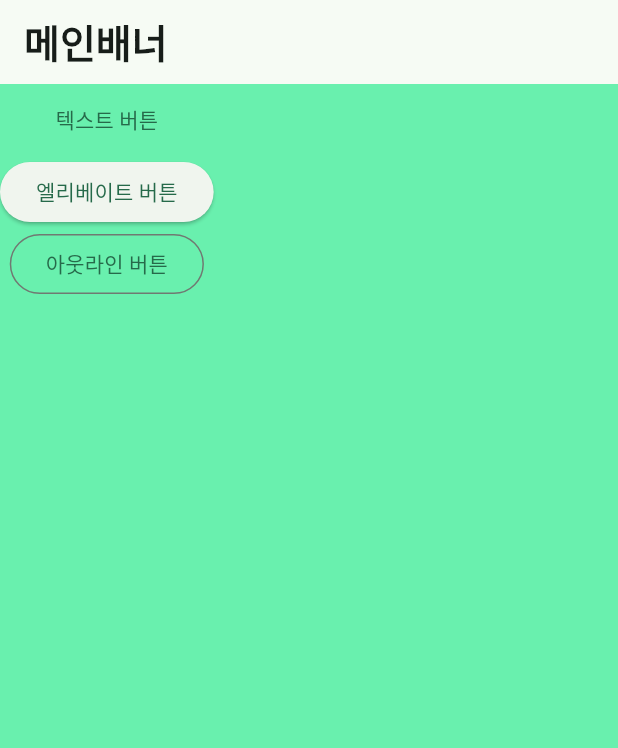
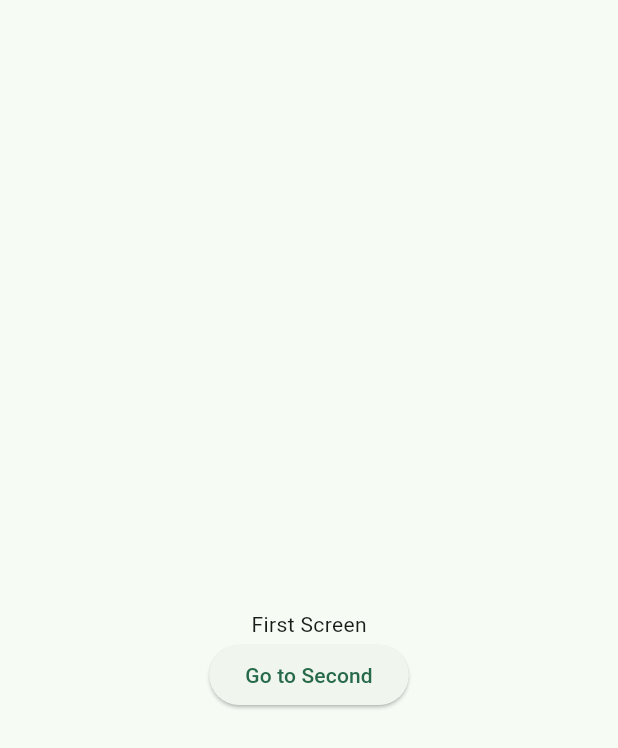
Before and after one commit to kimdg1105/flutter-practice, a Flutter app: the screen it shows after launch, on a phone screen of 412 x 824 dp. Shown: the top 748 px of the screen. Run offline on Flutter 3.47's test engine with Material 3 defaults, Android fonts, the phone set to English and light mode, and no system bars; Roboto replaces fonts that are missing (OpenSans).

Commit message:
feat: 화면 이동

```diff
--- a/lib/main.dart
+++ b/lib/main.dart
@@ -1,4 +1,5 @@
 import 'package:flutter/material.dart';
+import 'package:flutter_application_1/screens/first_screen.dart';
 
 void main() {
   runApp(const MyApp());
@@ -43,27 +44,11 @@ class MyHomePage extends StatelessWidget {
 
   @override
   Widget build(BuildContext context) {
-    for (var i = 0; i < 50; i++) {
-      myChildren.add(Text("플러터 ㅋㅋ" + i.toString()));
-    }
-
-    return Scaffold(
-        backgroundColor: Colors.greenAccent,
-        appBar: AppBar(
-          title: Text(
-            title,
-            style: const TextStyle(
-                fontFamily: 'OpenSans',
-                fontSize: 26,
-                fontWeight: FontWeight.w700),
-          ),
-        ),
-        body: Column(
-          children: [
-            TextButton(onPressed: () {}, child: Text("텍스트 버튼")),
-            ElevatedButton(onPressed: () {}, child: Text("엘리베이트 버튼")),
-            OutlinedButton(onPressed: () {}, child: Text("아웃라인 버튼")),
-          ],
-        ));
+    return MaterialApp(
+      title: 'Flutter Demo',
+      theme: ThemeData(
+          colorScheme: ColorScheme.fromSeed(seedColor: Colors.greenAccent)),
+      home: const FirstScreen(),
+    );
   }
 }
--- /dev/null
+++ b/lib/screens/first_screen.dart
@@ -0,0 +1,27 @@
+import 'package:flutter/material.dart';
+import 'package:flutter_application_1/screens/second_screen.dart';
+
+class FirstScreen extends StatelessWidget {
+  const FirstScreen({super.key});
+
+  @override
+  Widget build(BuildContext context) {
+    return Scaffold(
+      appBar: AppBar(),
+      body: Center(
+        child: Column(
+          mainAxisAlignment: MainAxisAlignment.center,
+          children: [
+            Text("First Screen"),
+            ElevatedButton(
+                onPressed: () {
+                  Navigator.of(context).push(
+                      MaterialPageRoute(builder: (context) => SecondScreen()));
+                },
+                child: Text("Go to Second")),
+          ],
+        ),
+      ),
+    );
+  }
+}
```
Also changed, not shown: lib/screens/second_screen.dart (added, +23 -0 lines).
